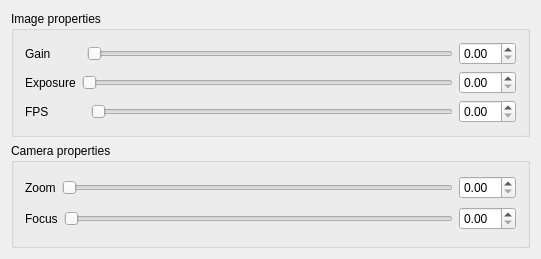
Before: the Qt Designer form programs/grabberControls2Gui/templates/GrabberControls2GuiGUI.ui in roboticslab-uc3m/aravis-yarp-devices, drawn with Qt 5.
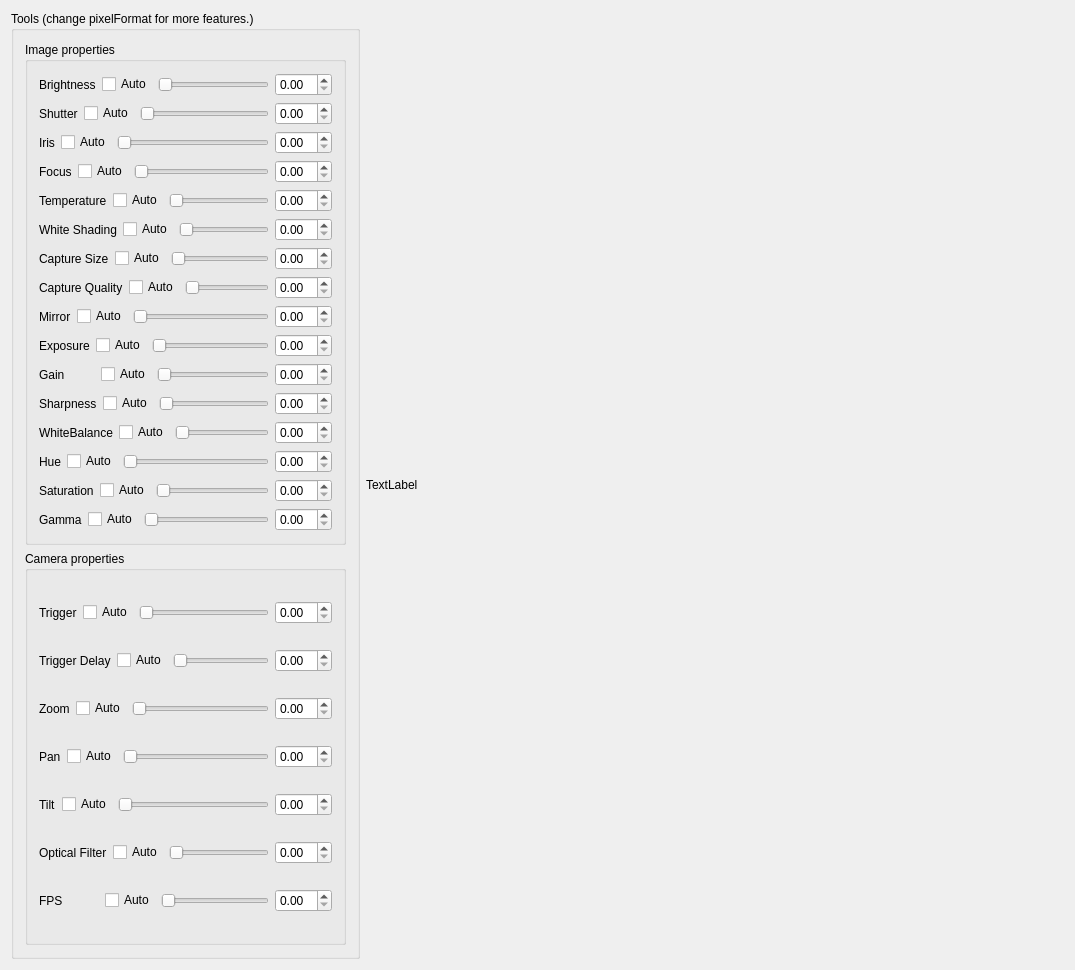
After: the same form once the commit is applied.

Commit message:
Upload fixes to AravisGigE and grabberControls2Gui
Álvaro Santos García, Implementación del software de adquisición de una
cámara industrial GenICam para aplicaciones robóticas, TFG, UC3M, 2025.

https://github.com/alvarosang14/yarp-devices/tree/6d4060a

The edit to the form file:
```diff
--- a/programs/grabberControls2Gui/templates/GrabberControls2GuiGUI.ui
+++ b/programs/grabberControls2Gui/templates/GrabberControls2GuiGUI.ui
@@ -6,13 +6,22 @@
    <rect>
     <x>0</x>
     <y>0</y>
-    <width>541</width>
-    <height>259</height>
+    <width>1075</width>
+    <height>970</height>
    </rect>
   </property>
   <property name="windowTitle">
    <string>AravisGigEControllerGUI</string>
   </property>
+  <layout class="QHBoxLayout" name="horizontalLayout_20" stretch="1,2">
+   <item>
+    <widget class="QGroupBox" name="groupBox">
+     <property name="title">
+      <string>Tools (change pixelFormat for more features.)</string>
+     </property>
+     <property name="checkable">
+      <bool>false</bool>
+     </property>
   <layout class="QVBoxLayout" name="verticalLayout_3">
    <item>
     <widget class="QGroupBox" name="imageGroupBox">
@@ -23,26 +32,257 @@
       <item>
        <layout class="QHBoxLayout" name="horizontalLayout_3">
         <item>
-         <widget class="QLabel" name="gainLabel">
+            <widget class="QLabel" name="brightnessLabel">
           <property name="text">
-           <string>Gain         </string>
+              <string>Brightness</string>
           </property>
          </widget>
         </item>
         <item>
-         <widget class="QSlider" name="gainSlider">
+            <widget class="QCheckBox" name="brightnesscheckBox">
+             <property name="text">
+              <string>Auto</string>
+             </property>
+            </widget>
+           </item>
+           <item>
+            <widget class="QSlider" name="brightnessSlider">
           <property name="orientation">
            <enum>Qt::Horizontal</enum>
           </property>
          </widget>
         </item>
         <item>
-         <widget class="QDoubleSpinBox" name="gainSpinBox"/>
+            <widget class="QDoubleSpinBox" name="brightnessSpinBox"/>
         </item>
        </layout>
       </item>
       <item>
-       <layout class="QHBoxLayout" name="horizontalLayout_4">
+          <layout class="QHBoxLayout" name="shutterLayout">
+           <item>
+            <widget class="QLabel" name="shutterLabel">
+             <property name="text">
+              <string>Shutter</string>
+             </property>
+            </widget>
+           </item>
+           <item>
+            <widget class="QCheckBox" name="shuttercheckBox">
+             <property name="text">
+              <string>Auto</string>
+             </property>
+            </widget>
+           </item>
+           <item>
+            <widget class="QSlider" name="shutterSlider">
+             <property name="orientation">
+              <enum>Qt::Horizontal</enum>
+             </property>
+            </widget>
+           </item>
+           <item>
+            <widget class="QDoubleSpinBox" name="shutterSpinBox"/>
+           </item>
+          </layout>
+         </item>
+         <item>
+          <layout class="QHBoxLayout" name="irisLayout">
+           <item>
+            <widget class="QLabel" name="irisLabel">
+             <property name="text">
+              <string>Iris</string>
+             </property>
+            </widget>
+           </item>
+           <item>
+            <widget class="QCheckBox" name="irischeckBox">
+             <property name="text">
+              <string>Auto</string>
+             </property>
+            </widget>
+           </item>
+           <item>
+            <widget class="QSlider" name="irisSlider">
+             <property name="orientation">
+              <enum>Qt::Horizontal</enum>
+             </property>
+            </widget>
+           </item>
+           <item>
+            <widget class="QDoubleSpinBox" name="irisSpinBox"/>
+           </item>
+          </layout>
+         </item>
+         <item>
+          <layout class="QHBoxLayout" name="focusLayout">
+           <item>
+            <widget class="QLabel" name="focusLabel">
+             <property name="text">
+              <string>Focus</string>
+             </property>
+            </widget>
+           </item>
+           <item>
+            <widget class="QCheckBox" name="focuscheckBox">
+             <property name="text">
+              <string>Auto</string>
+             </property>
+            </widget>
+           </item>
+           <item>
+            <widget class="QSlider" name="focusSlider">
+             <property name="orientation">
+              <enum>Qt::Horizontal</enum>
+             </property>
+            </widget>
+           </item>
+           <item>
+            <widget class="QDoubleSpinBox" name="focusSpinBox"/>
+           </item>
+          </layout>
+         </item>
+         <item>
+          <layout class="QHBoxLayout" name="temperatureLayout">
+           <item>
+            <widget class="QLabel" name="temperatureLabel">
+             <property name="text">
+              <string>Temperature</string>
+             </property>
+            </widget>
+           </item>
+           <item>
+            <widget class="QCheckBox" name="temperaturecheckBox">
+             <property name="text">
+              <string>Auto</string>
+             </property>
+            </widget>
+           </item>
+           <item>
+            <widget class="QSlider" name="temperatureSlider">
+             <property name="orientation">
+              <enum>Qt::Horizontal</enum>
+             </property>
+            </widget>
+           </item>
+           <item>
+            <widget class="QDoubleSpinBox" name="temperatureSpinBox"/>
+           </item>
+          </layout>
+         </item>
+         <item>
+          <layout class="QHBoxLayout" name="whiteShadingLayout">
+           <item>
+            <widget class="QLabel" name="whiteShadingLabel">
+             <property name="text">
+              <string>White Shading</string>
+             </property>
+            </widget>
+           </item>
+           <item>
+            <widget class="QCheckBox" name="whiteShadingcheckBox">
+             <property name="text">
+              <string>Auto</string>
+             </property>
+            </widget>
+           </item>
+           <item>
+            <widget class="QSlider" name="whiteShadingSlider">
+             <property name="orientation">
+              <enum>Qt::Horizontal</enum>
+             </property>
+            </widget>
+           </item>
+           <item>
+            <widget class="QDoubleSpinBox" name="whiteShadingSpinBox"/>
+           </item>
+          </layout>
+         </item>
+         <item>
+          <layout class="QHBoxLayout" name="captureSizeLayout">
+           <item>
+            <widget class="QLabel" name="captureSizeLabel">
+             <property name="text">
+              <string>Capture Size</string>
+             </property>
+            </widget>
+           </item>
+           <item>
+            <widget class="QCheckBox" name="captureSizecheckBox">
+             <property name="text">
+              <string>Auto</string>
+             </property>
+            </widget>
+           </item>
+           <item>
+            <widget class="QSlider" name="captureSizeSlider">
+             <property name="orientation">
+              <enum>Qt::Horizontal</enum>
+             </property>
+            </widget>
+           </item>
+           <item>
+            <widget class="QDoubleSpinBox" name="captureSizeSpinBox"/>
+           </item>
+          </layout>
+         </item>
+         <item>
+          <layout class="QHBoxLayout" name="captureQualityLayout">
+           <item>
+            <widget class="QLabel" name="captureQualityLabel">
+             <property name="text">
+              <string>Capture Quality</string>
+             </property>
+            </widget>
+           </item>
+           <item>
+            <widget class="QCheckBox" name="captureQualitycheckBox">
+             <property name="text">
+              <string>Auto</string>
+             </property>
+            </widget>
+           </item>
+           <item>
+            <widget class="QSlider" name="captureQualitySlider">
+             <property name="orientation">
+              <enum>Qt::Horizontal</enum>
+             </property>
+            </widget>
+           </item>
+           <item>
+            <widget class="QDoubleSpinBox" name="captureQualitySpinBox"/>
+           </item>
+          </layout>
+         </item>
+         <item>
+          <layout class="QHBoxLayout" name="mirrorLayout">
+           <item>
+            <widget class="QLabel" name="mirrorLabel">
+             <property name="text">
+              <string>Mirror</string>
+             </property>
+            </widget>
+           </item>
+           <item>
+            <widget class="QCheckBox" name="mirrorcheckBox">
+             <property name="text">
+              <string>Auto</string>
+             </property>
+            </widget>
+           </item>
+           <item>
+            <widget class="QSlider" name="mirrorSlider">
+             <property name="orientation">
+              <enum>Qt::Horizontal</enum>
+             </property>
+            </widget>
+           </item>
+           <item>
+            <widget class="QDoubleSpinBox" name="mirrorSpinBox"/>
+           </item>
+          </layout>
+         </item>
+         <item>
+          <layout class="QHBoxLayout" name="exposureLayout">
         <item>
          <widget class="QLabel" name="exposureLabel">
           <property name="text">
@@ -50,6 +290,13 @@
           </property>
          </widget>
         </item>
+           <item>
+            <widget class="QCheckBox" name="exposurecheckBox">
+             <property name="text">
+              <string>Auto</string>
+             </property>
+            </widget>
+           </item>
         <item>
          <widget class="QSlider" name="exposureSlider">
           <property name="orientation">
@@ -65,21 +312,168 @@
       <item>
        <layout class="QHBoxLayout" name="horizontalLayout_5">
         <item>
-         <widget class="QLabel" name="fpsLabel">
+            <widget class="QLabel" name="gainLabel">
           <property name="text">
-           <string>FPS           </string>
+              <string>Gain         </string>
           </property>
          </widget>
         </item>
         <item>
-         <widget class="QSlider" name="fpsSlider">
+            <widget class="QCheckBox" name="gaincheckBox">
+             <property name="text">
+              <string>Auto</string>
+             </property>
+            </widget>
+           </item>
+           <item>
+            <widget class="QSlider" name="gainSlider">
           <property name="orientation">
            <enum>Qt::Horizontal</enum>
           </property>
          </widget>
         </item>
         <item>
-         <widget class="QDoubleSpinBox" name="fpsSpinBox"/>
+            <widget class="QDoubleSpinBox" name="gainSpinBox"/>
+           </item>
+          </layout>
+         </item>
+         <item>
+          <layout class="QHBoxLayout" name="sharpnessLayout" stretch="0,0,0">
+           <item>
+            <widget class="QLabel" name="sharpnessLabel">
+             <property name="text">
+              <string>Sharpness</string>
+             </property>
+            </widget>
+           </item>
+           <item>
+            <widget class="QCheckBox" name="sharpnesscheckBox">
+             <property name="text">
+              <string>Auto</string>
+             </property>
+            </widget>
+           </item>
+           <item>
+            <widget class="QSlider" name="sharpnessSlider">
+             <property name="orientation">
+              <enum>Qt::Horizontal</enum>
+             </property>
+            </widget>
+           </item>
+           <item>
+            <widget class="QDoubleSpinBox" name="sharpnessSpinBox"/>
+           </item>
+          </layout>
+         </item>
+         <item>
+          <layout class="QHBoxLayout" name="whiteBalanceLayout">
+           <item>
+            <widget class="QLabel" name="whiteBalanceLabel">
+             <property name="text">
+              <string>WhiteBalance</string>
+             </property>
+            </widget>
+           </item>
+           <item>
+            <widget class="QCheckBox" name="whiteBalancecheckBox">
+             <property name="text">
+              <string>Auto</string>
+             </property>
+            </widget>
+           </item>
+           <item>
+            <widget class="QSlider" name="whiteBalanceSlider">
+             <property name="orientation">
+              <enum>Qt::Horizontal</enum>
+             </property>
+            </widget>
+           </item>
+           <item>
+            <widget class="QDoubleSpinBox" name="whiteBalanceSpinBox"/>
+           </item>
+          </layout>
+         </item>
+         <item>
+          <layout class="QHBoxLayout" name="hueLayout">
+           <item>
+            <widget class="QLabel" name="hueLabel">
+             <property name="text">
+              <string>Hue</string>
+             </property>
+            </widget>
+           </item>
+           <item>
+            <widget class="QCheckBox" name="huecheckBox">
+             <property name="text">
+              <string>Auto</string>
+             </property>
+            </widget>
+           </item>
+           <item>
+            <widget class="QSlider" name="hueSlider">
+             <property name="orientation">
+              <enum>Qt::Horizontal</enum>
+             </property>
+            </widget>
+           </item>
+           <item>
+            <widget class="QDoubleSpinBox" name="hueSpinBox"/>
+           </item>
+          </layout>
+         </item>
+         <item>
+          <layout class="QHBoxLayout" name="saturationLayout">
+           <item>
+            <widget class="QLabel" name="saturationLabel">
+             <property name="text">
+              <string>Saturation</string>
+             </property>
+            </widget>
+           </item>
+           <item>
+            <widget class="QCheckBox" name="saturationcheckBox">
+             <property name="text">
+              <string>Auto</string>
+             </property>
+            </widget>
+           </item>
+           <item>
+            <widget class="QSlider" name="saturationSlider">
+             <property name="orientation">
+              <enum>Qt::Horizontal</enum>
+             </property>
+            </widget>
+           </item>
+           <item>
+            <widget class="QDoubleSpinBox" name="saturationSpinBox"/>
+           </item>
+          </layout>
+         </item>
+         <item>
+          <layout class="QHBoxLayout" name="gammaLayout">
+           <item>
+            <widget class="QLabel" name="gammaLabel">
+             <property name="text">
+              <string>Gamma</string>
+             </property>
+            </widget>
+           </item>
+           <item>
+            <widget class="QCheckBox" name="gammacheckBox">
+             <property name="text">
+              <string>Auto</string>
+             </property>
+            </widget>
+           </item>
+           <item>
+            <widget class="QSlider" name="gammaSlider">
+             <property name="orientation">
+              <enum>Qt::Horizontal</enum>
+             </property>
+            </widget>
+           </item>
+           <item>
+            <widget class="QDoubleSpinBox" name="gammaSpinBox"/>
         </item>
        </layout>
       </item>
@@ -91,9 +485,68 @@
      <property name="title">
       <string>Camera properties</string>
      </property>
+        <property name="checkable">
+         <bool>false</bool>
+        </property>
      <layout class="QVBoxLayout" name="verticalLayout">
       <item>
-       <layout class="QHBoxLayout" name="horizontalLayout">
+          <layout class="QHBoxLayout" name="triggerLayout">
+           <item>
+            <widget class="QLabel" name="triggerLabel">
+             <property name="text">
+              <string>Trigger</string>
+             </property>
+            </widget>
+           </item>
+           <item>
+            <widget class="QCheckBox" name="triggercheckBox">
+             <property name="text">
+              <string>Auto</string>
+             </property>
+            </widget>
+           </item>
+           <item>
+            <widget class="QSlider" name="triggerSlider">
+             <property name="orientation">
+              <enum>Qt::Horizontal</enum>
+             </property>
+            </widget>
+           </item>
+           <item>
+            <widget class="QDoubleSpinBox" name="triggerSpinBox"/>
+           </item>
+          </layout>
+         </item>
+         <item>
+          <layout class="QHBoxLayout" name="triggerDelayLayout">
+           <item>
+            <widget class="QLabel" name="triggerDelayLabel">
+             <property name="text">
+              <string>Trigger Delay</string>
+             </property>
+            </widget>
+           </item>
+           <item>
+            <widget class="QCheckBox" name="triggerDelaycheckBox">
+             <property name="text">
+              <string>Auto</string>
+             </property>
+            </widget>
+           </item>
+           <item>
+            <widget class="QSlider" name="triggerDelaySlider">
+             <property name="orientation">
+              <enum>Qt::Horizontal</enum>
+             </property>
+            </widget>
+           </item>
+           <item>
+            <widget class="QDoubleSpinBox" name="triggerDelaySpinBox"/>
+           </item>
+          </layout>
+         </item>
+         <item>
+          <layout class="QHBoxLayout" name="zoomLayout">
         <item>
          <widget class="QLabel" name="zoomLabel">
           <property name="text">
@@ -101,6 +554,13 @@
           </property>
          </widget>
         </item>
+           <item>
+            <widget class="QCheckBox" name="zoomcheckBox">
+             <property name="text">
+              <string>Auto</string>
+             </property>
+            </widget>
+           </item>
         <item>
          <widget class="QSlider" name="zoomSlider">
           <property name="orientation">
@@ -116,25 +576,126 @@
       <item>
        <layout class="QHBoxLayout" name="horizontalLayout_2">
         <item>
-         <widget class="QLabel" name="focusLabel">
+            <widget class="QLabel" name="panLabel">
           <property name="text">
-           <string>Focus</string>
+              <string>Pan</string>
           </property>
          </widget>
         </item>
         <item>
-         <widget class="QSlider" name="focusSlider">
+            <widget class="QCheckBox" name="pancheckBox">
+             <property name="text">
+              <string>Auto</string>
+             </property>
+            </widget>
+           </item>
+           <item>
+            <widget class="QSlider" name="panSlider">
           <property name="orientation">
            <enum>Qt::Horizontal</enum>
           </property>
          </widget>
         </item>
         <item>
-         <widget class="QDoubleSpinBox" name="focusSpinBox"/>
+            <widget class="QDoubleSpinBox" name="panSpinBox"/>
         </item>
        </layout>
       </item>
-     </layout>
+         <item>
+          <layout class="QHBoxLayout" name="tiltLayout">
+           <item>
+            <widget class="QLabel" name="tiltLabel">
+             <property name="text">
+              <string>Tilt</string>
+             </property>
+            </widget>
+           </item>
+           <item>
+            <widget class="QCheckBox" name="tiltcheckBox">
+             <property name="text">
+              <string>Auto</string>
+             </property>
+            </widget>
+           </item>
+           <item>
+            <widget class="QSlider" name="tiltSlider">
+             <property name="orientation">
+              <enum>Qt::Horizontal</enum>
+             </property>
+            </widget>
+           </item>
+           <item>
+            <widget class="QDoubleSpinBox" name="tiltSpinBox"/>
+           </item>
+          </layout>
+         </item>
+         <item>
+          <layout class="QHBoxLayout" name="opticalFilterLayout">
+           <item>
+            <widget class="QLabel" name="opticalFilterLabel">
+             <property name="text">
+              <string>Optical Filter</string>
+             </property>
+            </widget>
+           </item>
+           <item>
+            <widget class="QCheckBox" name="opticalFiltercheckBox">
+             <property name="text">
+              <string>Auto</string>
+             </property>
+            </widget>
+           </item>
+           <item>
+            <widget class="QSlider" name="opticalFilterSlider">
+             <property name="orientation">
+              <enum>Qt::Horizontal</enum>
+             </property>
+            </widget>
+           </item>
+           <item>
+            <widget class="QDoubleSpinBox" name="opticalFilterSpinBox"/>
+           </item>
+          </layout>
+         </item>
+         <item>
+          <layout class="QHBoxLayout" name="fpsLayout">
+           <item>
+            <widget class="QLabel" name="fpsLabel">
+             <property name="text">
+              <string>FPS           </string>
+             </property>
+            </widget>
+           </item>
+           <item>
+            <widget class="QCheckBox" name="fpscheckBox">
+             <property name="text">
+              <string>Auto</string>
+             </property>
+            </widget>
+           </item>
+           <item>
+            <widget class="QSlider" name="fpsSlider">
+             <property name="orientation">
+              <enum>Qt::Horizontal</enum>
+             </property>
+            </widget>
+           </item>
+           <item>
+            <widget class="QDoubleSpinBox" name="fpsSpinBox"/>
+           </item>
+          </layout>
+         </item>
+        </layout>
+       </widget>
+      </item>
+     </layout>
+    </widget>
+   </item>
+   <item>
+    <widget class="QLabel" name="cameraView">
+     <property name="text">
+      <string>TextLabel</string>
+     </property>
     </widget>
    </item>
   </layout>
```
Left out of the diff: 6 changed lines with no effect on the pictures. Lines whose indentation alone changed are shown as unchanged. The commit also changes 16 other files.
